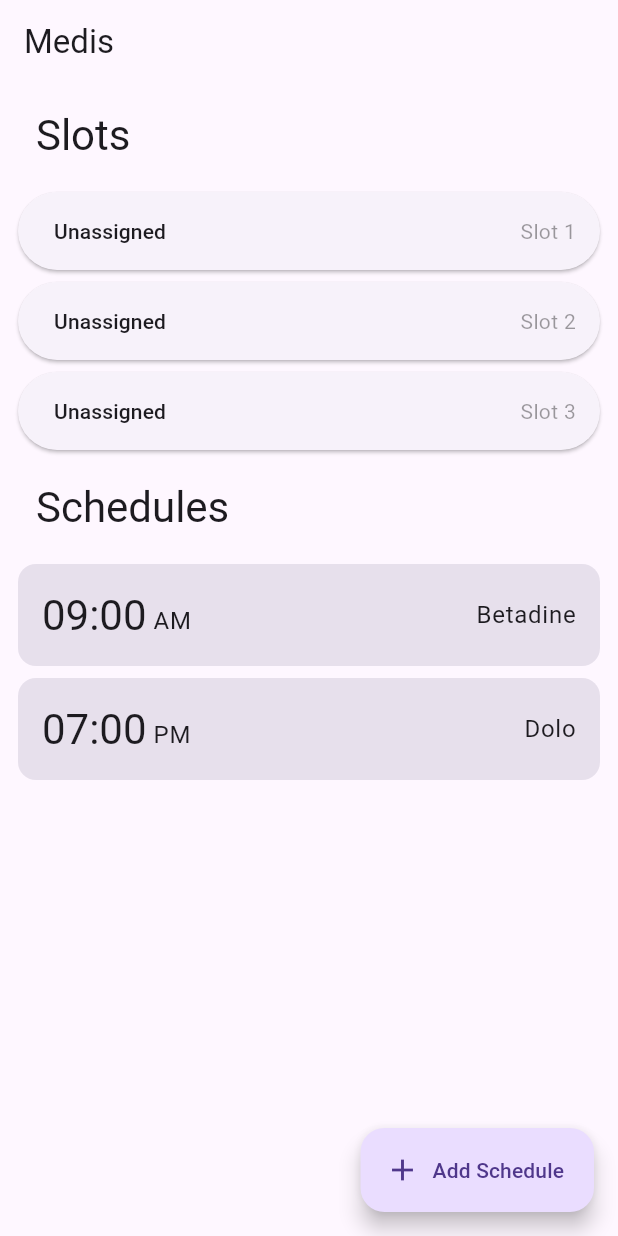
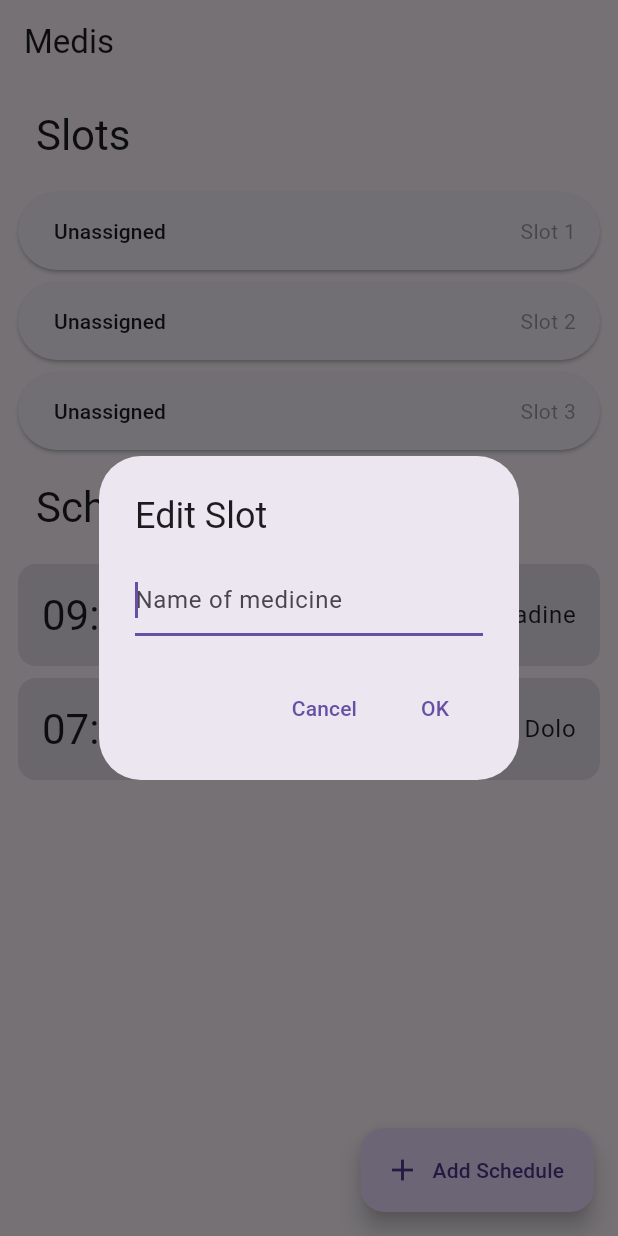
Before and after one commit to sudormrfbin/medis, a Flutter app: the screen it shows after launch, after a tap on "Unassigned", on a phone screen of 412 x 824 dp. Run offline on Flutter 3.47's test engine with Material 2 defaults, Android fonts, the phone set to English and light mode, and no system bars; our stand-ins replace floor, flutter_riverpod, sqflite; accounts and stored records are empty; generated files the repository leaves out were written again.

Commit message:
Add slot editor

```diff
--- a/lib/database.dart
+++ b/lib/database.dart
@@ -6,7 +6,8 @@ import 'package:flutter_riverpod/flutter_riverpod.dart';
 
 part 'database.g.dart';
 
-final databaseProvider = Provider<MedisDatabase>((ref) => throw UnimplementedError());
+final databaseProvider =
+    Provider<MedisDatabase>((ref) => throw UnimplementedError());
 
 StreamProvider<List<Slot>> slotsProvider = StreamProvider((ref) {
   final database = ref.watch(databaseProvider);
@@ -34,8 +35,8 @@ class TimeOfDayConverter extends TypeConverter<TimeOfDay, int> {
 
 @entity
 class Slot {
-  @primaryKey
-  final int id;
+  @PrimaryKey(autoGenerate: true)
+  int? id;
   final String name;
 
   Slot(this.id, this.name);
--- a/lib/pages/main.dart
+++ b/lib/pages/main.dart
@@ -119,17 +119,19 @@ class _MainPageState extends ConsumerState<MainPage> {
   }
 }
 
-class SlotCard extends StatelessWidget {
+class SlotCard extends ConsumerWidget {
   final Slot? slot;
   final int id;
+
   const SlotCard({super.key, this.slot, required this.id});
 
   @override
-  Widget build(BuildContext context) {
+  Widget build(BuildContext context, WidgetRef ref) {
     return buildCard(
       context,
       title: slot?.name ?? 'Unassigned',
       subtitle: 'Slot $id',
+      ref: ref,
     );
   }
 
@@ -137,6 +139,7 @@ class SlotCard extends StatelessWidget {
     BuildContext context, {
     required String title,
     required String subtitle,
+    required WidgetRef ref,
   }) {
     var theme = Theme.of(context);
     final radius = BorderRadius.circular(30);
@@ -145,7 +148,23 @@ class SlotCard extends StatelessWidget {
       shape: RoundedRectangleBorder(borderRadius: radius),
       child: InkWell(
         borderRadius: radius,
-        onTap: () {},
+        onTap: () async {
+          final controller = TextEditingController()..text = slot?.name ?? '';
+          final name = await showDialog<String>(
+            context: context,
+            builder: (context) => SlotEditDialog(slotName: slot?.name),
+          );
+          controller.dispose();
+          if (name == null || name == '') return;
+
+          final updatedSlot = Slot(slot?.id, name);
+          final slotDao = ref.read(databaseProvider).slotDao;
+          if (slot == null) {
+            await slotDao.insertSlot(updatedSlot);
+          } else {
+            await slotDao.updateSlot(updatedSlot);
+          }
+        },
         child: Padding(
           padding: const EdgeInsets.all(16.0).copyWith(left: 24),
           child: Row(
@@ -163,3 +182,56 @@ class SlotCard extends StatelessWidget {
     );
   }
 }
+
+class SlotEditDialog extends StatefulWidget {
+  final String? slotName;
+
+  const SlotEditDialog({super.key, this.slotName});
+
+  @override
+  State<SlotEditDialog> createState() => _SlotEditDialogState();
+}
+
+class _SlotEditDialogState extends State<SlotEditDialog> {
+  late TextEditingController controller;
+
+  @override
+  void initState() {
+    super.initState();
+    controller = TextEditingController()..text = widget.slotName ?? '';
+  }
+
+  @override
+  void dispose() {
+    controller.dispose();
+    super.dispose();
+  }
+
+  @override
+  Widget build(BuildContext context) {
+    return AlertDialog(
+      title: const Text('Edit Slot'),
+      content: TextField(
+        autofocus: true,
+        controller: controller,
+        decoration: const InputDecoration(
+          hintText: 'Name of medicine',
+        ),
+      ),
+      actions: [
+        TextButton(
+          child: const Text('Cancel'),
+          onPressed: () {
+            Navigator.of(context).pop();
+          },
+        ),
+        TextButton(
+          child: const Text('OK'),
+          onPressed: () {
+            Navigator.of(context).pop(controller.text);
+          },
+        ),
+      ],
+    );
+  }
+}
```
Also changed, not shown: lib/database.g.dart.
